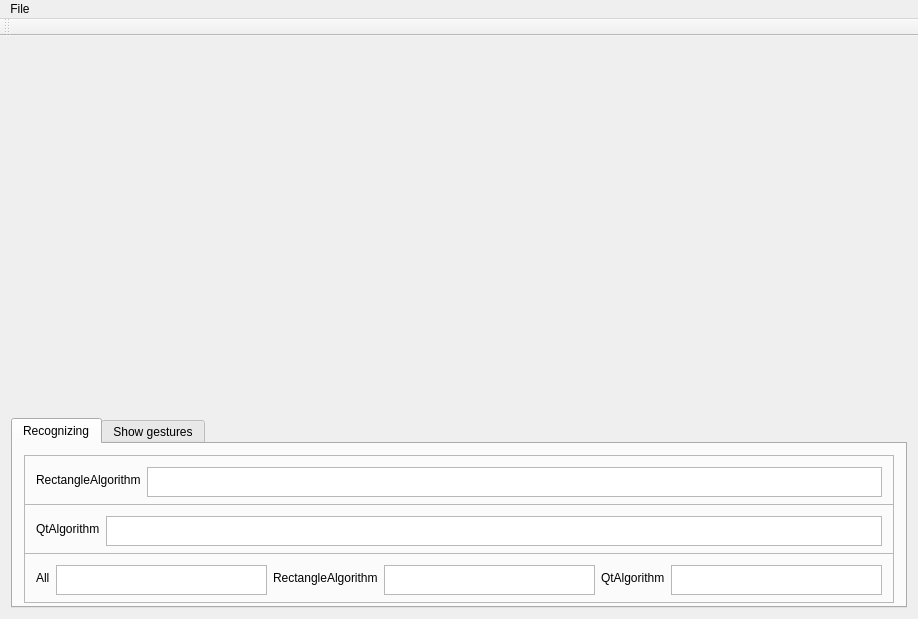
Above: tools/gesturesTest/mainwindow.ui from qreal/qreal before the change. Below: the same form after it.
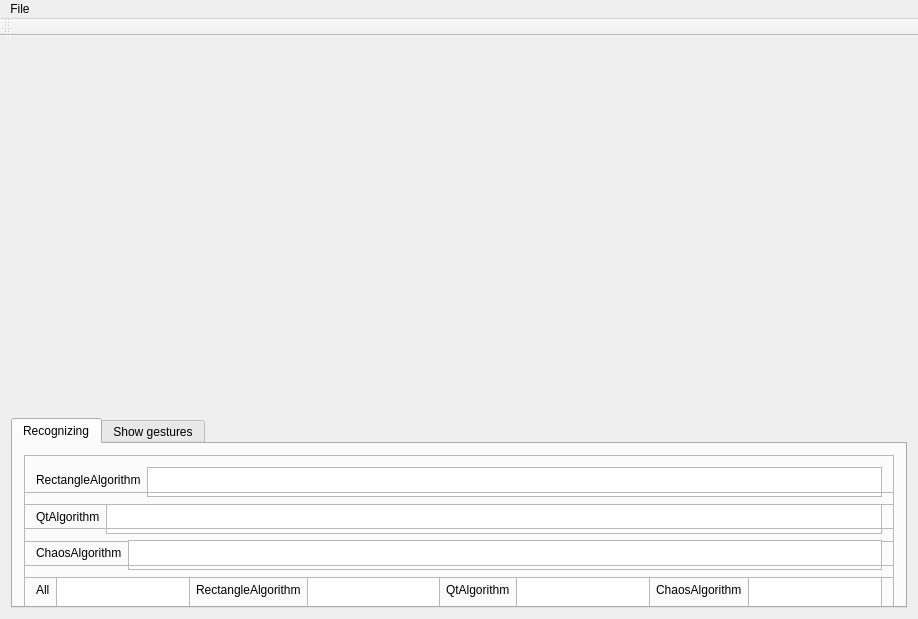
That is the form after the change.

Commit message: Added chaos star algorithm with some tuning.

```diff
--- a/tools/gesturesTest/mainwindow.ui
+++ b/tools/gesturesTest/mainwindow.ui
@@ -132,6 +132,47 @@
           </layout>
          </widget>
         </item>
+        <item>
+         <widget class="QFrame" name="frame_4">
+          <property name="minimumSize">
+           <size>
+            <width>0</width>
+            <height>50</height>
+           </size>
+          </property>
+          <property name="maximumSize">
+           <size>
+            <width>16777215</width>
+            <height>50</height>
+           </size>
+          </property>
+          <property name="frameShape">
+           <enum>QFrame::StyledPanel</enum>
+          </property>
+          <property name="frameShadow">
+           <enum>QFrame::Raised</enum>
+          </property>
+          <layout class="QHBoxLayout" name="horizontalLayout_5">
+           <item>
+            <widget class="QLabel" name="label_6">
+             <property name="text">
+              <string>ChaosAlgorithm</string>
+             </property>
+            </widget>
+           </item>
+           <item>
+            <widget class="QTextBrowser" name="tbChaosAlg">
+             <property name="minimumSize">
+              <size>
+               <width>0</width>
+               <height>30</height>
+              </size>
+             </property>
+            </widget>
+           </item>
+          </layout>
+         </widget>
+        </item>
         <item>
          <widget class="QFrame" name="frame_3">
           <property name="minimumSize">
@@ -216,6 +257,29 @@
              </property>
             </widget>
            </item>
+           <item>
+            <widget class="QLabel" name="label_7">
+             <property name="text">
+              <string>ChaosAlgorithm</string>
+             </property>
+            </widget>
+           </item>
+           <item>
+            <widget class="QTextEdit" name="teChaosNum">
+             <property name="minimumSize">
+              <size>
+               <width>0</width>
+               <height>30</height>
+              </size>
+             </property>
+             <property name="maximumSize">
+              <size>
+               <width>16777215</width>
+               <height>40</height>
+              </size>
+             </property>
+            </widget>
+           </item>
           </layout>
          </widget>
         </item>
```
The commit also changes 11 other files.
